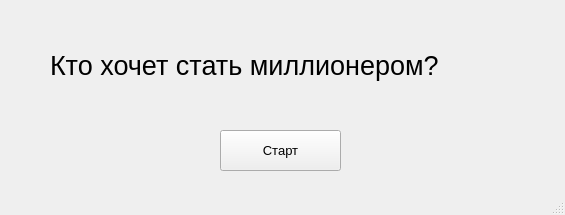
The window that ui_ui_files/start_window_ui.ui (DelZeiT/How_to_become_a_millionaire) describes before a commit, drawn with Qt 5.
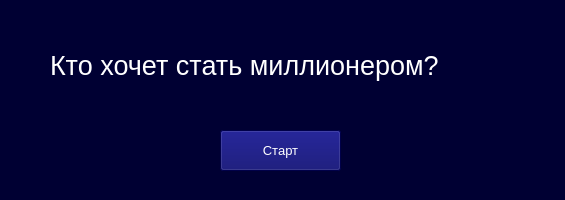
The same window after the commit.

```diff
--- a/ui_ui_files/start_window_ui.ui
+++ b/ui_ui_files/start_window_ui.ui
@@ -7,12 +7,15 @@
     <x>0</x>
     <y>0</y>
     <width>565</width>
-    <height>215</height>
+    <height>200</height>
    </rect>
   </property>
   <property name="windowTitle">
    <string>Кто хочет стать миллионером?</string>
   </property>
+  <property name="styleSheet">
+   <string notr="true">background-color: #000033;</string>
+  </property>
   <widget class="QWidget" name="centralwidget">
    <widget class="QLabel" name="label">
     <property name="geometry">
@@ -28,6 +31,9 @@
       <pointsize>20</pointsize>
      </font>
     </property>
+    <property name="styleSheet">
+     <string notr="true">color: white</string>
+    </property>
     <property name="text">
      <string>Кто хочет стать миллионером?</string>
     </property>
@@ -46,6 +52,9 @@
       <pointsize>10</pointsize>
      </font>
     </property>
+    <property name="styleSheet">
+     <string notr="true">background-color: #000066; color: white</string>
+    </property>
     <property name="text">
      <string>Старт</string>
     </property>
```
